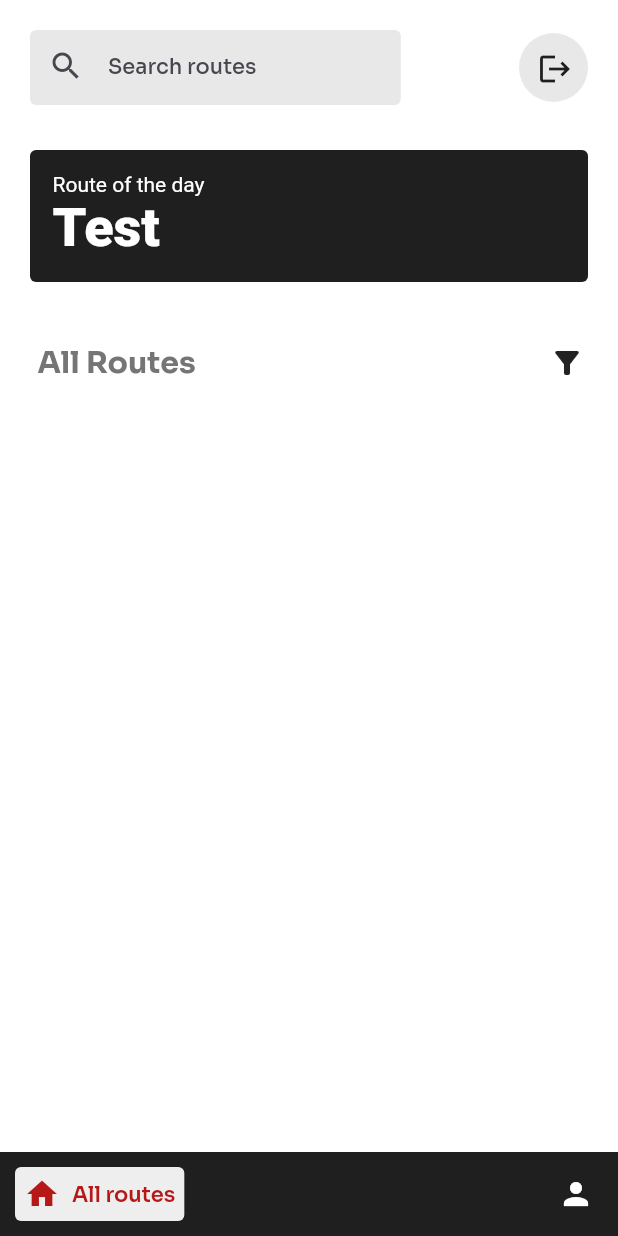
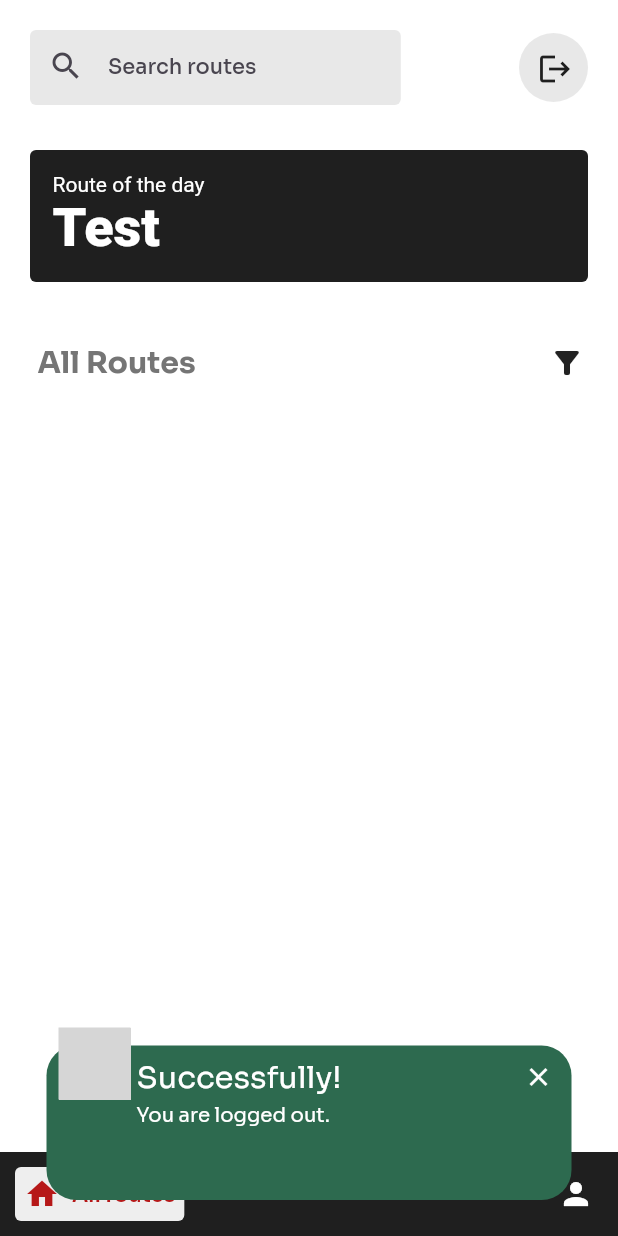
Before and after one commit to PhiloMeister/cyclingproject, a Flutter app: the screen it shows once a user with an empty profile is signed in, after a tap on the "logout" icon, on a phone screen of 412 x 824 dp. Run offline on Flutter 3.47's test engine with Material 2 defaults, Android fonts, the phone set to English and light mode, and no system bars; drawn by our look-alikes of awesome_snackbar_content, google_nav_bar; our stand-ins replace cloud_firestore, email_validator, firebase_auth, firebase_core, firebase_storage, flutter_map and 8 more; missing offline and left inert: flutter_email_sender, open_route_service; accounts and stored records are empty; network calls fail; grey boxes are pictures that could not be loaded.

Commit message:
added a new snackbar

```diff
--- a/lib/BusinessObjectManager/RouteManager.dart
+++ b/lib/BusinessObjectManager/RouteManager.dart
@@ -8,9 +8,10 @@ import 'package:flutter/cupertino.dart';
 import 'package:cyclingproject/BusinessObject/Routes.dart';
 import 'package:flutter/services.dart';
 
+import '../utils/snackbar.dart';
+
 // Return a list of all routes
 Future<List<Routes>> getAllRoutes() async {
-
   List<Routes> listOfRoutes = <Routes>[];
 
   await FirebaseFirestore.instance
@@ -106,7 +107,8 @@ Future<void> addToLikedRoutes(Routes routeInput) async {
 
 Future<void> removeToLikedRoutes(Routes routeInput) async {
   Map<String, dynamic> e = <String, dynamic>{};
-  var idOfgodamnRoute = await getIdOfRouteByName(routeInput.routeName.toString());
+  var idOfgodamnRoute =
+      await getIdOfRouteByName(routeInput.routeName.toString());
   print("addToLikedRoute id  : " + idOfgodamnRoute);
   await FirebaseFirestore.instance
       .collection("Users")
@@ -175,6 +177,7 @@ Future<void> deleteCreatedRouteOfUser(Routes routes) async {
       .collection("likedRoutes")
       .doc(idOfRoute)
       .delete();
+  Utils.showSnackBar("You deleted the route: ${routes.routeName}", false);
 }
 
 // Edit the route by updating its name
@@ -201,7 +204,8 @@ Future<void> deleteLikedRoute(Routes routes) async {
       .delete();
 }
 
-Future<List<Routes>> addLikedOrNotToListOfRoutes(List<Routes> listOfAllroutes) async {
+Future<List<Routes>> addLikedOrNotToListOfRoutes(
+    List<Routes> listOfAllroutes) async {
   List<Routes> listOfLikedRoutes = <Routes>[];
   //get list of liked routes
   var listOfIds = await getLikedIdsOfUser();
@@ -217,6 +221,7 @@ Future<List<Routes>> addLikedOrNotToListOfRoutes(List<Routes> listOfAllroutes) a
 
   return listOfAllroutes;
 }
+
 Future<Routes> addLikedOrNotToListOfRoutesButForOneRoute(Routes route) async {
   List<Routes> listOfLikedRoutes = <Routes>[];
   //get list of liked routes
@@ -224,11 +229,9 @@ Future<Routes> addLikedOrNotToListOfRoutesButForOneRoute(Routes route) async {
   listOfLikedRoutes = await getListOfLikedRoutes(listOfIds);
   //get list of all routes
   listOfLikedRoutes.forEach((routeLiked) {
-
-      if (routeLiked.routeName == route.routeName) {
-        route.routeLiked = true;
-      }
-
+    if (routeLiked.routeName == route.routeName) {
+      route.routeLiked = true;
+    }
   });
 
   return route;
--- a/lib/pages/AppSettings.dart
+++ b/lib/pages/AppSettings.dart
@@ -30,7 +30,7 @@ class AppSettings extends StatelessWidget {
                 tiles: <SettingsTile>[
                   SettingsTile.navigation(
                     onPressed: (value) {
-                      Utils.showSnackBar("English");
+                      Utils.showSnackBar("English", false);
                     },
                     leading: const Icon(Icons.language),
                     title: const Text('Language'),
@@ -38,7 +38,7 @@ class AppSettings extends StatelessWidget {
                   ),
                   SettingsTile.switchTile(
                     onToggle: (value) {
-                      Utils.showSnackBar("Test");
+                      Utils.showSnackBar("Test", false);
                     },
                     initialValue: true,
                     leading: const Icon(Icons.format_paint),
--- a/lib/pages/ForgotPasswordPage.dart
+++ b/lib/pages/ForgotPasswordPage.dart
@@ -131,11 +131,11 @@ class _ForgotPasswordPageState extends State<ForgotPasswordPage> {
       await FirebaseAuth.instance
           .sendPasswordResetEmail(email: emailController.text.trim());
 
-      Utils.showSnackBar("reset password email send");
+      Utils.showSnackBar("reset password email send", false);
 
       Navigator.of(context).popUntil((route) => route.isFirst);
     } on FirebaseAuthException catch (e) {
-      Utils.showSnackBar(e.message);
+      Utils.showSnackBar(e.message, true);
       Navigator.of(context).pop();
     }
   }
--- a/lib/pages/VerifyEmailPage.dart
+++ b/lib/pages/VerifyEmailPage.dart
@@ -68,7 +68,7 @@ class _VerifyEmailPageState extends State<VerifyEmailPage> {
         canResendEmail = true;
       });
     } catch (e) {
-      Utils.showSnackBar(e.toString());
+      Utils.showSnackBar(e.toString(), true);
     }
   }
 
--- a/lib/services/UserManagement.dart
+++ b/lib/services/UserManagement.dart
@@ -11,6 +11,8 @@ import 'package:firebase_auth/firebase_auth.dart';
 import 'package:cloud_firestore/cloud_firestore.dart';
 
 import 'package:flutter/widgets.dart';
+
+import '../utils/snackbar.dart';
 
 class UserManagement {
   Widget handleAuth(BuildContext context) {
@@ -58,6 +60,8 @@ class UserManagement {
   }
 
   signOut() {
-    FirebaseAuth.instance.signOut().then((value) => globals.role = "");
+    FirebaseAuth.instance
+        .signOut()
+        .then(Utils.showSnackBar("You are logged out.", false));
   }
 }
--- a/lib/utils/snackbar.dart
+++ b/lib/utils/snackbar.dart
@@ -1,13 +1,44 @@
+import 'package:awesome_snackbar_content/awesome_snackbar_content.dart';
 import 'package:flutter/material.dart';
 
 class Utils {
   static GlobalKey<ScaffoldMessengerState> scaffoldMessengerKey =
       GlobalKey<ScaffoldMessengerState>();
 
-  static showSnackBar(String? text) {
+  static showSnackBar(String? text, bool? error) {
     if (text == null) return;
 
-    final snackBar = SnackBar(content: Text(text), backgroundColor: Colors.red);
+    final SnackBar snackBar;
+
+    if (error == true) {
+      snackBar = SnackBar(
+        action: null,
+        elevation: 0,
+        behavior: SnackBarBehavior.floating,
+        backgroundColor: Colors.transparent,
+        content: AwesomeSnackbarContent(
+          title: 'Oh no!',
+          message: text,
+
+          /// change contentType to ContentType.success, ContentType.warning or ContentType.help for variants
+          contentType: ContentType.failure,
+        ),
+      );
+    } else {
+      snackBar = SnackBar(
+        action: null,
+        elevation: 0,
+        behavior: SnackBarBehavior.floating,
+        backgroundColor: Colors.transparent,
+        content: AwesomeSnackbarContent(
+          title: 'Successfully!',
+          message: text,
+
+          /// change contentType to ContentType.success, ContentType.warning or ContentType.help for variants
+          contentType: ContentType.success,
+        ),
+      );
+    }
 
     scaffoldMessengerKey.currentState!
       ..removeCurrentSnackBar()
--- a/lib/widgets/login.dart
+++ b/lib/widgets/login.dart
@@ -161,7 +161,7 @@ class _LoginWidgetState extends State<LoginWidget> {
         password: passwordController.text.trim(),
       );
     } on FirebaseAuthException catch (e) {
-      Utils.showSnackBar(e.message);
+      Utils.showSnackBar(e.message, true);
     }
 
     navigatorKey.currentState!.popUntil((route) => route.isFirst);
--- a/lib/widgets/report_bug.dart
+++ b/lib/widgets/report_bug.dart
@@ -38,9 +38,9 @@ class _ReportBugState extends State<ReportBug> {
 
     try {
       await FlutterEmailSender.send(email);
-      Utils.showSnackBar("success");
+      Utils.showSnackBar("success", false);
     } catch (error) {
-      Utils.showSnackBar(error.toString());
+      Utils.showSnackBar(error.toString(), true);
     }
 
     if (!mounted) return;
--- a/lib/widgets/signUp.dart
+++ b/lib/widgets/signUp.dart
@@ -257,7 +257,7 @@ class _SignUpWidgetState extends State<SignUpWidget> {
 
       addUsername(user);
     } on FirebaseAuthException catch (e) {
-      Utils.showSnackBar(e.message);
+      Utils.showSnackBar(e.message, true);
     }
 
     navigatorKey.currentState!.popUntil((route) => route.isFirst);
@@ -270,7 +270,7 @@ class _SignUpWidgetState extends State<SignUpWidget> {
 
     await docUser.set(user.toJson());
 
-    Utils.showSnackBar("save");
+    Utils.showSnackBar("save", false);
   }
 }
 
--- a/pubspec.yaml
+++ b/pubspec.yaml
@@ -52,6 +52,7 @@ dependencies:
   firebase_storage: ^11.0.8
   sliding_up_panel: ^2.0.0+1
   flutter_slidable: ^2.0.0
+  awesome_snackbar_content: ^0.1.0
 
 dev_dependencies:
   flutter_test:
```
Also changed, not shown: lib/pages/AllRoutes.dart (+7 -4 lines), lib/pages/MapPage.dart (+9 -2 lines), lib/pages/MyCreatedRoutes.dart (+2 -19 lines), lib/pages/New_route_page.dart (+5 -12 lines), pubspec.lock.
